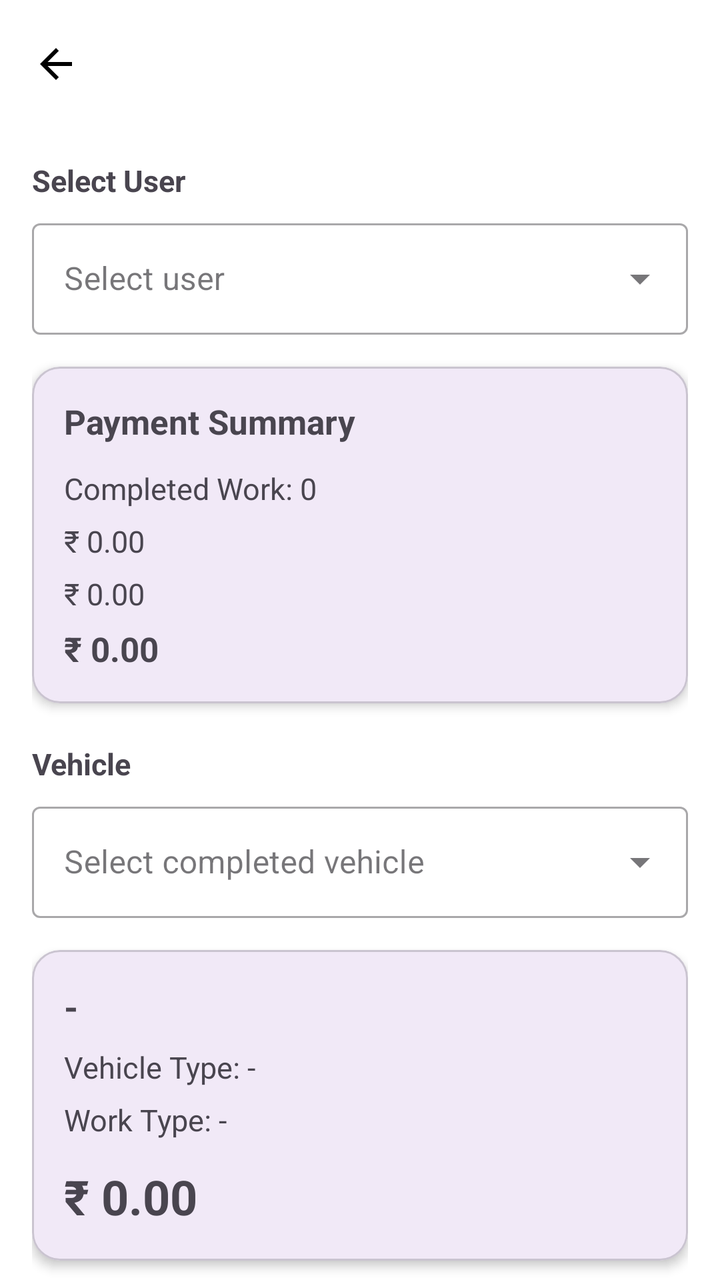
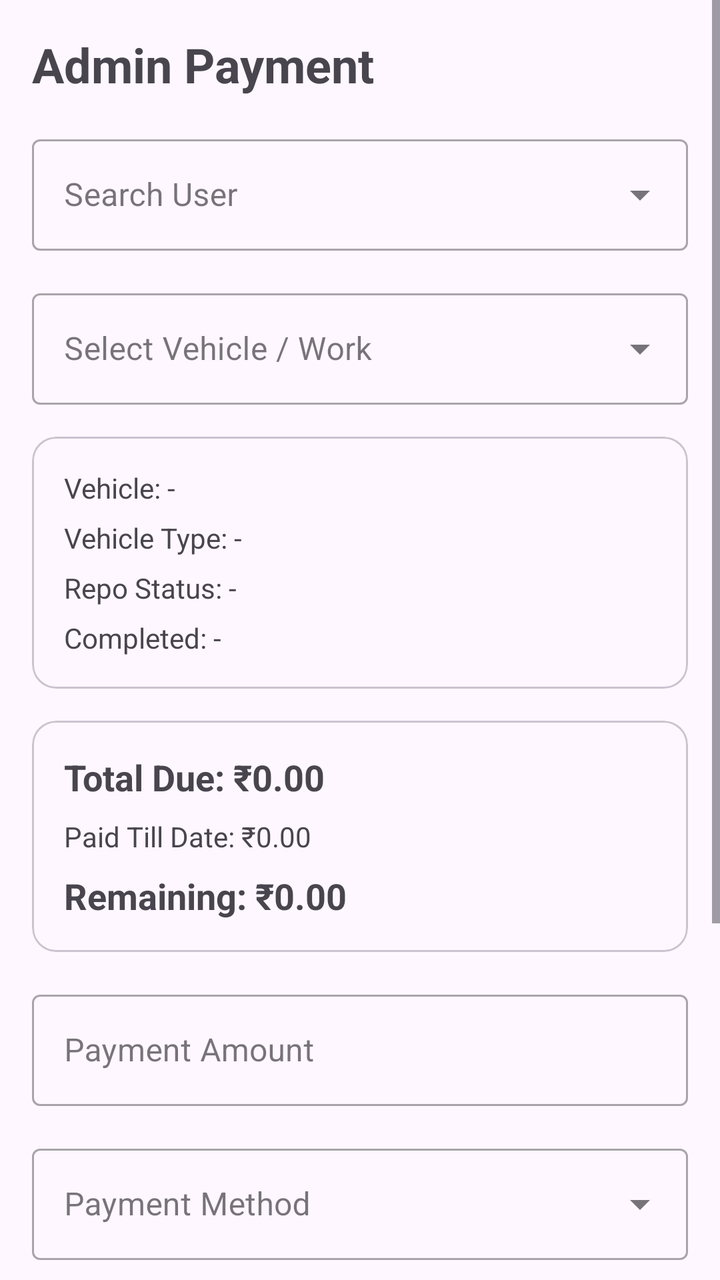

Compare the two renders of this Android layout. The source of the first and the diff that turns it into the second are given below.
<!-- AndroidManifest.xml: application theme Theme.RepoMaster -->
<!-- res/layout/activity_admin_payment.xml -->
<?xml version="1.0" encoding="utf-8"?>
<LinearLayout
    xmlns:android="http://schemas.android.com/apk/res/android"
    xmlns:app="http://schemas.android.com/apk/res-auto"

    android:layout_width="match_parent"
    android:layout_height="match_parent"

    android:orientation="vertical"
    android:background="@color/white">


    

    <com.google.android.material.appbar.MaterialToolbar
        android:id="@+id/toolbar"

        android:layout_width="match_parent"
        android:layout_height="?attr/actionBarSize"
        android:title="Admin Payment"
        android:titleTextColor="@android:color/black"
app:navigationIconTint="@color/black"
        app:navigationIcon="@drawable/baseline_arrow_back_24"/>


    <androidx.core.widget.NestedScrollView

        android:layout_width="match_parent"
        android:layout_height="0dp"

        android:layout_weight="1"

        android:fillViewport="true">


        <LinearLayout

            android:layout_width="match_parent"
            android:layout_height="wrap_content"

            android:orientation="vertical"

            android:padding="16dp">


            

            <TextView

                android:layout_width="wrap_content"
                android:layout_height="wrap_content"

                android:text="Select User"
                android:textStyle="bold"
                android:textSize="15sp"

                android:layout_marginBottom="6dp"/>


            <com.google.android.material.textfield.TextInputLayout

                android:layout_width="match_parent"
                android:layout_height="wrap_content"

                android:hint="Select user"

                style="@style/Widget.MaterialComponents.TextInputLayout.OutlinedBox.ExposedDropdownMenu">


                <AutoCompleteTextView

                    android:id="@+id/spinnerUser"

                    android:layout_width="match_parent"
                    android:layout_height="wrap_content"

                    android:inputType="none"/>

            </com.google.android.material.textfield.TextInputLayout>


            

            <com.google.android.material.card.MaterialCardView

                android:layout_width="match_parent"
                android:layout_height="wrap_content"

                android:layout_marginTop="16dp"

                app:cardCornerRadius="14dp"
                app:cardElevation="3dp">


                <LinearLayout

                    android:layout_width="match_parent"
                    android:layout_height="wrap_content"

                    android:orientation="vertical"
                    android:padding="16dp">


                    <TextView

                        android:layout_width="wrap_content"
                        android:layout_height="wrap_content"

                        android:text="Payment Summary"
                        android:textStyle="bold"
                        android:textSize="17sp"/>


                    <TextView
                        android:id="@+id/txtCompletedWork"

                        android:layout_width="match_parent"
                        android:layout_height="wrap_content"

                        android:layout_marginTop="12dp"

                        android:text="Completed Work: 0"
                        android:textSize="15sp"/>


                    <TextView
                        android:id="@+id/txtTotalDue"

                        android:layout_width="match_parent"
                        android:layout_height="wrap_content"

                        android:layout_marginTop="6dp"

                        android:text="₹ 0.00"
                        android:textSize="15sp"/>


                    <TextView
                        android:id="@+id/txtTotalPaid"

                        android:layout_width="match_parent"
                        android:layout_height="wrap_content"

                        android:layout_marginTop="6dp"

                        android:text="₹ 0.00"
                        android:textSize="15sp"/>


                    <TextView
                        android:id="@+id/txtRemaining"

                        android:layout_width="match_parent"
                        android:layout_height="wrap_content"

                        android:layout_marginTop="6dp"

                        android:text="₹ 0.00"
                        android:textStyle="bold"
                        android:textSize="17sp"/>

                </LinearLayout>

            </com.google.android.material.card.MaterialCardView>


            

            <TextView

                android:layout_width="wrap_content"
                android:layout_height="wrap_content"

                android:layout_marginTop="20dp"
                android:layout_marginBottom="6dp"

                android:text="Vehicle"
                android:textStyle="bold"
                android:textSize="15sp"/>


            <com.google.android.material.textfield.TextInputLayout

                android:layout_width="match_parent"
                android:layout_height="wrap_content"

                android:hint="Select completed vehicle"

                style="@style/Widget.MaterialComponents.TextInputLayout.OutlinedBox.ExposedDropdownMenu">


                <AutoCompleteTextView

                    android:id="@+id/spinnerVehicle"

                    android:layout_width="match_parent"
                    android:layout_height="wrap_content"

                    android:inputType="none"/>

            </com.google.android.material.textfield.TextInputLayout>


            

            <com.google.android.material.card.MaterialCardView

                android:layout_width="match_parent"
                android:layout_height="wrap_content"

                android:layout_marginTop="16dp"

                app:cardCornerRadius="14dp"
                app:cardElevation="3dp">


                <LinearLayout

                    android:layout_width="match_parent"
                    android:layout_height="wrap_content"

                    android:orientation="vertical"
                    android:padding="16dp">


                    <TextView
                        android:id="@+id/txtVehicleNumber"

                        android:layout_width="match_parent"
                        android:layout_height="wrap_content"

                        android:text="-"
                        android:textStyle="bold"
                        android:textSize="18sp"/>


                    <TextView
                        android:id="@+id/txtVehicleType"

                        android:layout_width="match_parent"
                        android:layout_height="wrap_content"

                        android:layout_marginTop="8dp"

                        android:text="Vehicle Type: -"
                        android:textSize="15sp"/>


                    <TextView
                        android:id="@+id/txtWorkType"

                        android:layout_width="match_parent"
                        android:layout_height="wrap_content"

                        android:layout_marginTop="6dp"

                        android:text="Work Type: -"
                        android:textSize="15sp"/>


                    <TextView
                        android:id="@+id/txtAmount"

                        android:layout_width="match_parent"
                        android:layout_height="wrap_content"

                        android:layout_marginTop="12dp"

                        android:text="₹ 0.00"

                        android:textStyle="bold"
                        android:textSize="24sp"/>

                </LinearLayout>

            </com.google.android.material.card.MaterialCardView>


            

            <TextView

                android:layout_width="wrap_content"
                android:layout_height="wrap_content"

                android:layout_marginTop="20dp"
                android:layout_marginBottom="6dp"

                android:text="Payment Method"
                android:textStyle="bold"
                android:textSize="15sp"/>


            <com.google.android.material.textfield.TextInputLayout

                android:layout_width="match_parent"
                android:layout_height="wrap_content"

                android:hint="Select payment method"

                style="@style/Widget.MaterialComponents.TextInputLayout.OutlinedBox.ExposedDropdownMenu">


                <AutoCompleteTextView

                    android:id="@+id/spinnerPaymentMethod"

                    android:layout_width="match_parent"
                    android:layout_height="wrap_content"

                    android:inputType="none"/>

            </com.google.android.material.textfield.TextInputLayout>


            

            <com.google.android.material.textfield.TextInputLayout

                android:layout_width="match_parent"
                android:layout_height="wrap_content"

                android:layout_marginTop="16dp"

                android:hint="Remarks">


                <com.google.android.material.textfield.TextInputEditText

                    android:id="@+id/edtRemarks"

                    android:layout_width="match_parent"
                    android:layout_height="wrap_content"

                    android:minLines="2"
                    android:gravity="top"/>

            </com.google.android.material.textfield.TextInputLayout>


            

            <Button

                android:id="@+id/btnCreatePayment"

                android:layout_width="match_parent"
                android:layout_height="wrap_content"

                android:layout_marginTop="24dp"

                android:text="Create Payment"
                android:textAllCaps="false"/>


            <ProgressBar

                android:id="@+id/progressBar"

                android:layout_width="wrap_content"
                android:layout_height="wrap_content"

                android:layout_gravity="center"

                android:layout_marginTop="16dp"

                android:visibility="gone"/>


        </LinearLayout>

    </androidx.core.widget.NestedScrollView>

</LinearLayout>
<!-- resources referenced by this layout -->
<resources>
  <color name="black">#FF000000</color>
  <color name="white">#FFFFFFFF</color>
  <!-- drawable baseline_arrow_back_24 (drawable) -->
  <vector xmlns:android="http://schemas.android.com/apk/res/android" android:autoMirrored="true" android:height="24dp" android:tint="#FFFFFF" android:viewportHeight="24" android:viewportWidth="24" android:width="24dp">
        
      <path android:fillColor="@android:color/white" android:pathData="M20,11H7.83l5.59,-5.59L12,4l-8,8 8,8 1.41,-1.41L7.83,13H20v-2z"/>
      
  </vector>
  <style name="Theme.RepoMaster" parent="Base.Theme.RepoMaster" />
  <style name="Base.Theme.RepoMaster" parent="Theme.Material3.DayNight.NoActionBar">
          
          
      </style>
</resources>

<!-- the commit's change to res/layout/activity_admin_payment.xml (unified diff, before → after) -->
@@ -1,374 +1,257 @@
 <?xml version="1.0" encoding="utf-8"?>
-<LinearLayout
-    xmlns:android="http://schemas.android.com/apk/res/android"
+<ScrollView xmlns:android="http://schemas.android.com/apk/res/android"
     xmlns:app="http://schemas.android.com/apk/res-auto"
-
     android:layout_width="match_parent"
     android:layout_height="match_parent"
-
-    android:orientation="vertical"
-    android:background="@color/white">
-
-
-    
-
-    <com.google.android.material.appbar.MaterialToolbar
-        android:id="@+id/toolbar"
-
+    android:fillViewport="true">
+
+    <LinearLayout
         android:layout_width="match_parent"
-        android:layout_height="?attr/actionBarSize"
-        android:title="Admin Payment"
-        android:titleTextColor="@android:color/black"
-app:navigationIconTint="@color/black"
-        app:navigationIcon="@drawable/baseline_arrow_back_24"/>
-
-
-    <androidx.core.widget.NestedScrollView
-
-        android:layout_width="match_parent"
-        android:layout_height="0dp"
-
-        android:layout_weight="1"
-
-        android:fillViewport="true">
-
-
-        <LinearLayout
-
-            android:layout_width="match_parent"
-            android:layout_height="wrap_content"
-
-            android:orientation="vertical"
-
-            android:padding="16dp">
-
-
-            
-
-            <TextView
-
-                android:layout_width="wrap_content"
-                android:layout_height="wrap_content"
-
-                android:text="Select User"
-                android:textStyle="bold"
-                android:textSize="15sp"
-
-                android:layout_marginBottom="6dp"/>
-
-
-            <com.google.android.material.textfield.TextInputLayout
-
-                android:layout_width="match_parent"
-                android:layout_height="wrap_content"
-
-                android:hint="Select user"
-
-                style="@style/Widget.MaterialComponents.TextInputLayout.OutlinedBox.ExposedDropdownMenu">
-
-
-                <AutoCompleteTextView
-
-                    android:id="@+id/spinnerUser"
-
-                    android:layout_width="match_parent"
-                    android:layout_height="wrap_content"
-
-                    android:inputType="none"/>
-
-            </com.google.android.material.textfield.TextInputLayout>
-
-
-            
-
-            <com.google.android.material.card.MaterialCardView
-
-                android:layout_width="match_parent"
-                android:layout_height="wrap_content"
-
-                android:layout_marginTop="16dp"
-
-                app:cardCornerRadius="14dp"
-                app:cardElevation="3dp">
-
-
-                <LinearLayout
-
-                    android:layout_width="match_parent"
-                    android:layout_height="wrap_content"
-
-                    android:orientation="vertical"
-                    android:padding="16dp">
-
-
-                    <TextView
-
-                        android:layout_width="wrap_content"
-                        android:layout_height="wrap_content"
-
-                        android:text="Payment Summary"
-                        android:textStyle="bold"
-                        android:textSize="17sp"/>
-
-
-                    <TextView
-                        android:id="@+id/txtCompletedWork"
-
-                        android:layout_width="match_parent"
-                        android:layout_height="wrap_content"
-
-                        android:layout_marginTop="12dp"
-
-                        android:text="Completed Work: 0"
-                        android:textSize="15sp"/>
-
-
-                    <TextView
-                        android:id="@+id/txtTotalDue"
-
-                        android:layout_width="match_parent"
-                        android:layout_height="wrap_content"
-
-                        android:layout_marginTop="6dp"
-
-                        android:text="₹ 0.00"
-                        android:textSize="15sp"/>
-
-
-                    <TextView
-                        android:id="@+id/txtTotalPaid"
-
-                        android:layout_width="match_parent"
-                        android:layout_height="wrap_content"
-
-                        android:layout_marginTop="6dp"
-
-                        android:text="₹ 0.00"
-                        android:textSize="15sp"/>
-
-
-                    <TextView
-                        android:id="@+id/txtRemaining"
-
-                        android:layout_width="match_parent"
-                        android:layout_height="wrap_content"
-
-                        android:layout_marginTop="6dp"
-
-                        android:text="₹ 0.00"
-                        android:textStyle="bold"
-                        android:textSize="17sp"/>
-
-                </LinearLayout>
-
-            </com.google.android.material.card.MaterialCardView>
-
-
-            
-
-            <TextView
-
-                android:layout_width="wrap_content"
-                android:layout_height="wrap_content"
-
-                android:layout_marginTop="20dp"
-                android:layout_marginBottom="6dp"
-
-                android:text="Vehicle"
-                android:textStyle="bold"
-                android:textSize="15sp"/>
-
-
-            <com.google.android.material.textfield.TextInputLayout
-
-                android:layout_width="match_parent"
-                android:layout_height="wrap_content"
-
-                android:hint="Select completed vehicle"
-
-                style="@style/Widget.MaterialComponents.TextInputLayout.OutlinedBox.ExposedDropdownMenu">
-
-
-                <AutoCompleteTextView
-
-                    android:id="@+id/spinnerVehicle"
-
-                    android:layout_width="match_parent"
-                    android:layout_height="wrap_content"
-
-                    android:inputType="none"/>
-
-            </com.google.android.material.textfield.TextInputLayout>
-
-
-            
-
-            <com.google.android.material.card.MaterialCardView
-
-                android:layout_width="match_parent"
-                android:layout_height="wrap_content"
-
-                android:layout_marginTop="16dp"
-
-                app:cardCornerRadius="14dp"
-                app:cardElevation="3dp">
-
-
-                <LinearLayout
-
-                    android:layout_width="match_parent"
-                    android:layout_height="wrap_content"
-
-                    android:orientation="vertical"
-                    android:padding="16dp">
-
-
-                    <TextView
-                        android:id="@+id/txtVehicleNumber"
-
-                        android:layout_width="match_parent"
-                        android:layout_height="wrap_content"
-
-                        android:text="-"
-                        android:textStyle="bold"
-                        android:textSize="18sp"/>
-
-
-                    <TextView
-                        android:id="@+id/txtVehicleType"
-
-                        android:layout_width="match_parent"
-                        android:layout_height="wrap_content"
-
-                        android:layout_marginTop="8dp"
-
-                        android:text="Vehicle Type: -"
-                        android:textSize="15sp"/>
-
-
-                    <TextView
-                        android:id="@+id/txtWorkType"
-
-                        android:layout_width="match_parent"
-                        android:layout_height="wrap_content"
-
-                        android:layout_marginTop="6dp"
-
-                        android:text="Work Type: -"
-                        android:textSize="15sp"/>
-
-
-                    <TextView
-                        android:id="@+id/txtAmount"
-
-                        android:layout_width="match_parent"
-                        android:layout_height="wrap_content"
-
-                        android:layout_marginTop="12dp"
-
-                        android:text="₹ 0.00"
-
-                        android:textStyle="bold"
-                        android:textSize="24sp"/>
-
-                </LinearLayout>
-
-            </com.google.android.material.card.MaterialCardView>
-
-
-            
-
-            <TextView
-
-                android:layout_width="wrap_content"
-                android:layout_height="wrap_content"
-
-                android:layout_marginTop="20dp"
-                android:layout_marginBottom="6dp"
-
-                android:text="Payment Method"
-                android:textStyle="bold"
-                android:textSize="15sp"/>
-
-
-            <com.google.android.material.textfield.TextInputLayout
-
-                android:layout_width="match_parent"
-                android:layout_height="wrap_content"
-
-                android:hint="Select payment method"
-
-                style="@style/Widget.MaterialComponents.TextInputLayout.OutlinedBox.ExposedDropdownMenu">
-
-
-                <AutoCompleteTextView
-
-                    android:id="@+id/spinnerPaymentMethod"
-
-                    android:layout_width="match_parent"
-                    android:layout_height="wrap_content"
-
-                    android:inputType="none"/>
-
-            </com.google.android.material.textfield.TextInputLayout>
-
-
-            
-
-            <com.google.android.material.textfield.TextInputLayout
-
-                android:layout_width="match_parent"
-                android:layout_height="wrap_content"
-
-                android:layout_marginTop="16dp"
-
-                android:hint="Remarks">
-
-
-                <com.google.android.material.textfield.TextInputEditText
-
-                    android:id="@+id/edtRemarks"
-
-                    android:layout_width="match_parent"
-                    android:layout_height="wrap_content"
-
-                    android:minLines="2"
-                    android:gravity="top"/>
-
-            </com.google.android.material.textfield.TextInputLayout>
-
-
-            
-
-            <Button
-
-                android:id="@+id/btnCreatePayment"
-
-                android:layout_width="match_parent"
-                android:layout_height="wrap_content"
-
-                android:layout_marginTop="24dp"
-
-                android:text="Create Payment"
-                android:textAllCaps="false"/>
-
-
-            <ProgressBar
-
-                android:id="@+id/progressBar"
-
-                android:layout_width="wrap_content"
-                android:layout_height="wrap_content"
-
-                android:layout_gravity="center"
-
-                android:layout_marginTop="16dp"
-
-                android:visibility="gone"/>
-
-
-        </LinearLayout>
-
-    </androidx.core.widget.NestedScrollView>
-
-</LinearLayout>
+        android:layout_height="wrap_content"
+        android:orientation="vertical"
+        android:padding="16dp">
+
+        
+        
+        
+
+        <TextView
+            android:layout_width="wrap_content"
+            android:layout_height="wrap_content"
+            android:text="Admin Payment"
+            android:textSize="24sp"
+            android:textStyle="bold"
+            android:layout_marginBottom="16dp" />
+
+        
+        
+        
+
+        <com.google.android.material.textfield.TextInputLayout
+            android:id="@+id/layoutUserSearch"
+            style="@style/Widget.MaterialComponents.TextInputLayout.OutlinedBox.ExposedDropdownMenu"
+            android:layout_width="match_parent"
+            android:layout_height="wrap_content"
+            android:hint="Search User">
+
+            <AutoCompleteTextView
+                android:id="@+id/autoUser"
+                android:layout_width="match_parent"
+                android:layout_height="wrap_content"
+                android:inputType="text"
+                android:completionThreshold="1" />
+
+        </com.google.android.material.textfield.TextInputLayout>
+
+        
+        
+        
+
+        <com.google.android.material.textfield.TextInputLayout
+            android:id="@+id/layoutVehicle"
+            style="@style/Widget.MaterialComponents.TextInputLayout.OutlinedBox.ExposedDropdownMenu"
+            android:layout_width="match_parent"
+            android:layout_height="wrap_content"
+            android:layout_marginTop="16dp"
+            android:hint="Select Vehicle / Work">
+
+            <AutoCompleteTextView
+                android:id="@+id/autoVehicle"
+                android:layout_width="match_parent"
+                android:layout_height="wrap_content"
+                android:inputType="none" />
+
+        </com.google.android.material.textfield.TextInputLayout>
+
+        
+        
+        
+
+        <com.google.android.material.card.MaterialCardView
+            android:id="@+id/cardVehicleInfo"
+            android:layout_width="match_parent"
+            android:layout_height="wrap_content"
+            android:layout_marginTop="16dp"
+            app:cardCornerRadius="12dp">
+
+            <LinearLayout
+                android:layout_width="match_parent"
+                android:layout_height="wrap_content"
+                android:orientation="vertical"
+                android:padding="16dp">
+
+                <TextView
+                    android:id="@+id/txtVehicleNumber"
+                    android:layout_width="match_parent"
+                    android:layout_height="wrap_content"
+                    android:text="Vehicle: -" />
+
+                <TextView
+                    android:id="@+id/txtVehicleType"
+                    android:layout_width="match_parent"
+                    android:layout_height="wrap_content"
+                    android:layout_marginTop="6dp"
+                    android:text="Vehicle Type: -" />
+
+                <TextView
+                    android:id="@+id/txtWorkType"
+                    android:layout_width="match_parent"
+                    android:layout_height="wrap_content"
+                    android:layout_marginTop="6dp"
+                    android:text="Repo Status: -" />
+
+                <TextView
+                    android:id="@+id/txtCompletedAt"
+                    android:layout_width="match_parent"
+                    android:layout_height="wrap_content"
+                    android:layout_marginTop="6dp"
+                    android:text="Completed: -" />
+
+            </LinearLayout>
+
+        </com.google.android.material.card.MaterialCardView>
+
+        
+        
+        
+
+        <com.google.android.material.card.MaterialCardView
+            android:id="@+id/cardCalculation"
+            android:layout_width="match_parent"
+            android:layout_height="wrap_content"
+            android:layout_marginTop="16dp"
+            app:cardCornerRadius="12dp">
+
+            <LinearLayout
+                android:layout_width="match_parent"
+                android:layout_height="wrap_content"
+                android:orientation="vertical"
+                android:padding="16dp">
+
+                <TextView
+                    android:id="@+id/txtTotalAmount"
+                    android:layout_width="match_parent"
+                    android:layout_height="wrap_content"
+                    android:text="Total Due: ₹0.00"
+                    android:textSize="18sp"
+                    android:textStyle="bold" />
+
+                <TextView
+                    android:id="@+id/txtPaidAmount"
+                    android:layout_width="match_parent"
+                    android:layout_height="wrap_content"
+                    android:layout_marginTop="8dp"
+                    android:text="Paid Till Date: ₹0.00" />
+
+                <TextView
+                    android:id="@+id/txtRemainingAmount"
+                    android:layout_width="match_parent"
+                    android:layout_height="wrap_content"
+                    android:layout_marginTop="8dp"
+                    android:text="Remaining: ₹0.00"
+                    android:textSize="18sp"
+                    android:textStyle="bold" />
+
+            </LinearLayout>
+
+        </com.google.android.material.card.MaterialCardView>
+
+        
+        
+        
+
+        <com.google.android.material.textfield.TextInputLayout
+            android:id="@+id/layoutPaymentAmount"
+            style="@style/Widget.MaterialComponents.TextInputLayout.OutlinedBox"
+            android:layout_width="match_parent"
+            android:layout_height="wrap_content"
+            android:layout_marginTop="16dp"
+            android:hint="Payment Amount">
+
+            <com.google.android.material.textfield.TextInputEditText
+                android:id="@+id/edtPaymentAmount"
+                android:layout_width="match_parent"
+                android:layout_height="wrap_content"
+                android:inputType="numberDecimal" />
+
+        </com.google.android.material.textfield.TextInputLayout>
+
+        
+        
+        
+
+        <com.google.android.material.textfield.TextInputLayout
+            android:id="@+id/layoutPaymentMethod"
+            style="@style/Widget.MaterialComponents.TextInputLayout.OutlinedBox.ExposedDropdownMenu"
+            android:layout_width="match_parent"
+            android:layout_height="wrap_content"
+            android:layout_marginTop="16dp"
+            android:hint="Payment Method">
+
+            <AutoCompleteTextView
+                android:id="@+id/autoPaymentMethod"
+                android:layout_width="match_parent"
+                android:layout_height="wrap_content"
+                android:inputType="none" />
+
+        </com.google.android.material.textfield.TextInputLayout>
+
+        
+        
+        
+
+        <com.google.android.material.textfield.TextInputLayout
+            android:id="@+id/layoutRemarks"
+            style="@style/Widget.MaterialComponents.TextInputLayout.OutlinedBox"
+            android:layout_width="match_parent"
+            android:layout_height="wrap_content"
+            android:layout_marginTop="16dp"
+            android:hint="Remarks">
+
+            <com.google.android.material.textfield.TextInputEditText
+                android:id="@+id/edtRemarks"
+                android:layout_width="match_parent"
+                android:layout_height="wrap_content"
+                android:gravity="top"
+                android:minLines="3" />
+
+        </com.google.android.material.textfield.TextInputLayout>
+
+        
+        
+        
+
+        <com.google.android.material.button.MaterialButton
+            android:id="@+id/btnSubmitPayment"
+            android:layout_width="match_parent"
+            android:layout_height="wrap_content"
+            android:layout_marginTop="20dp"
+            android:text="Submit Payment" />
+
+        
+        
+        
+
+        <com.google.android.material.button.MaterialButton
+            android:id="@+id/btnPaymentHistory"
+            style="@style/Widget.MaterialComponents.Button.OutlinedButton"
+            android:layout_width="match_parent"
+            android:layout_height="wrap_content"
+            android:layout_marginTop="10dp"
+            android:text="View User Payment History" />
+
+        
+        
+        
+
+        <ProgressBar
+            android:id="@+id/progressBar"
+            android:layout_width="wrap_content"
+            android:layout_height="wrap_content"
+            android:layout_gravity="center"
+            android:layout_marginTop="16dp"
+            android:visibility="gone" />
+
+    </LinearLayout>
+
+</ScrollView>
<!-- resource entries referenced after the edit -->
@@ -1,13 +1,5 @@
 <!-- resources referenced by this layout -->
 <resources>
-  <color name="black">#FF000000</color>
-  <color name="white">#FFFFFFFF</color>
-  <!-- drawable baseline_arrow_back_24 (drawable) -->
-  <vector xmlns:android="http://schemas.android.com/apk/res/android" android:autoMirrored="true" android:height="24dp" android:tint="#FFFFFF" android:viewportHeight="24" android:viewportWidth="24" android:width="24dp">
-        
-      <path android:fillColor="@android:color/white" android:pathData="M20,11H7.83l5.59,-5.59L12,4l-8,8 8,8 1.41,-1.41L7.83,13H20v-2z"/>
-      
-  </vector>
   <style name="Theme.RepoMaster" parent="Base.Theme.RepoMaster" />
   <style name="Base.Theme.RepoMaster" parent="Theme.Material3.DayNight.NoActionBar">
           
